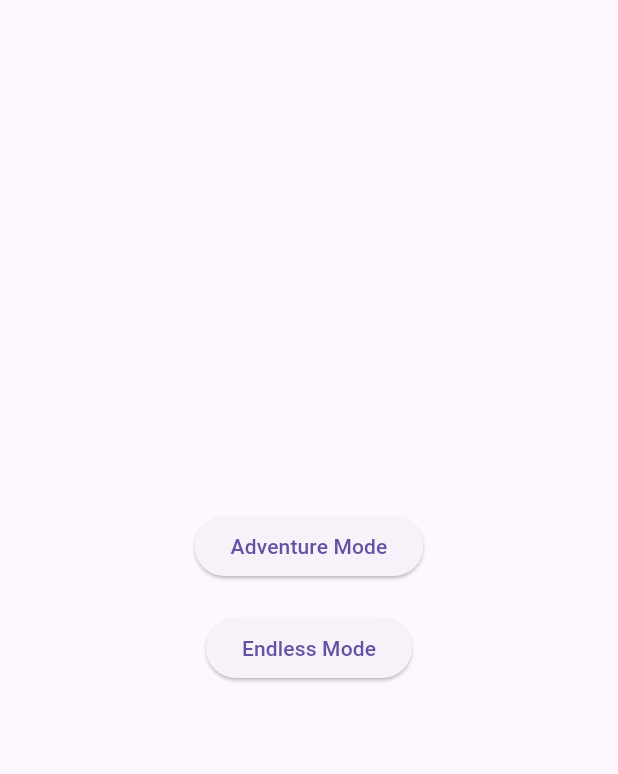
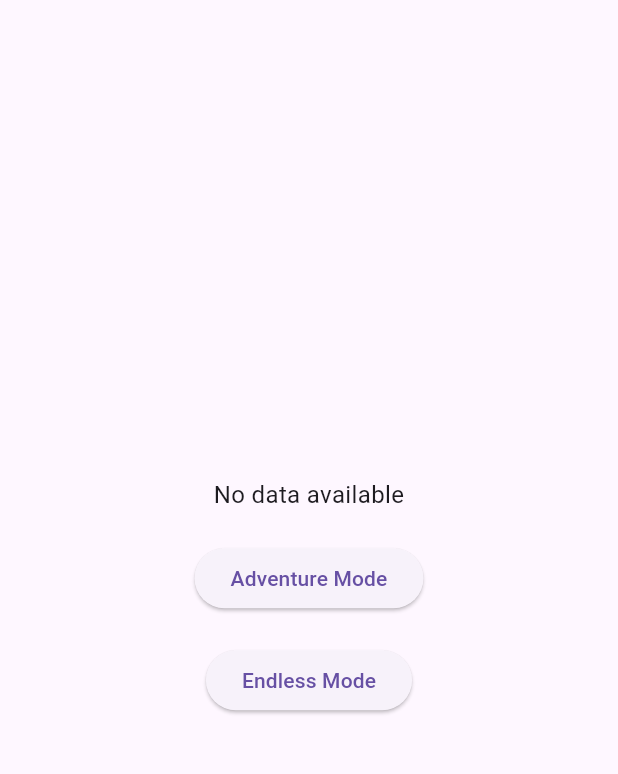
Before and after one commit to RafiDevari/DyslexiAI, a Flutter app: the screen it shows after launch, after a tap on "SusunKata", on a phone screen of 412 x 824 dp, the part 63-837 px from its top. Run offline on Flutter 3.47's test engine with Material 3 defaults, Android fonts, the phone set to English and light mode, and no system bars; our stand-ins replace flutter_tts, permission_handler, shared_preferences, speech_to_text.

Commit message:
SUPER GPT go 8.6 (tes klok salah hurufnya disimpan ke data user huruf apa yg salah)

```diff
--- a/lib/susunkata/modePermainan/modeAdventure.dart
+++ b/lib/susunkata/modePermainan/modeAdventure.dart
@@ -2,6 +2,8 @@ import 'dart:math';
 import 'package:dyslexiai/training/trainingmain.dart';
 import 'package:flutter/material.dart';
 import 'package:flutter_tts/flutter_tts.dart';
+import 'package:dyslexiai/data/user.dart';
+
 
 class Susunkata extends StatefulWidget {
   final String correctWord;  // Add a constructor parameter
@@ -72,7 +74,7 @@ class _SusunState extends State<Susunkata> {
 
   int lives = 3; // Initial number of hearts
 
-  void checkWord() {
+  Future<void> checkWord() async {
     String word = blocks.map((block) => block?.split('-')[1] ?? '').join();
     List<bool> newCorrectPositions = List.generate(correctWord.length, (index) => false);
     String currentMispelledDetails = '';
@@ -82,6 +84,7 @@ class _SusunState extends State<Susunkata> {
         newCorrectPositions[i] = true;
       } else {
         String wrongLetter = blocks[i]?.split('-')[1] ?? '';
+        await GameData.updateMisspelledLetters({wrongLetter: 1});
         if (wrongLetter.isNotEmpty) {
           currentMispelledDetails += 'Mispelled $wrongLetter to ${correctWord[i]}\n';
           wrongLetterCounts[wrongLetter] = (wrongLetterCounts[wrongLetter] ?? 0) + 1;
--- a/lib/susunkata/modePermainan/modeEndless.dart
+++ b/lib/susunkata/modePermainan/modeEndless.dart
@@ -3,6 +3,8 @@ import 'package:dyslexiai/training/trainingmain.dart';
 import 'package:flutter/material.dart';
 import 'package:flutter_tts/flutter_tts.dart';
 import 'package:dyslexiai/data/susunKataEndlessData.dart';
+import 'package:dyslexiai/data/user.dart';
+
 
 class modeEndless extends StatefulWidget {
   final int health;// Add a constructor parameter
@@ -72,7 +74,7 @@ class _SusunState extends State<modeEndless> {
 
    // Initial number of hearts
 
-  void checkWord() {
+  Future<void> checkWord() async {
     String word = blocks.map((block) => block?.split('-')[1] ?? '').join();
     List<bool> newCorrectPositions = List.generate(correctWord.length, (index) => false);
     String currentMispelledDetails = '';
@@ -82,6 +84,7 @@ class _SusunState extends State<modeEndless> {
         newCorrectPositions[i] = true;
       } else {
         String wrongLetter = blocks[i]?.split('-')[1] ?? '';
+        await GameData.updateMisspelledLetters({wrongLetter: 1});
         if (wrongLetter.isNotEmpty) {
           currentMispelledDetails += '\nMispelled ${correctWord[i] } to $wrongLetter';
           wrongLetterCounts[wrongLetter] = (wrongLetterCounts[wrongLetter] ?? 0) + 1;
--- a/lib/susunkata/modeSelector.dart
+++ b/lib/susunkata/modeSelector.dart
@@ -1,8 +1,33 @@
+import 'package:flutter/material.dart';
 import 'package:dyslexiai/susunkata/levelSelector.dart';
-import 'package:flutter/material.dart';
 import 'package:dyslexiai/susunkata/modePermainan/modeEndless.dart';
 
-class Susunkatalobi extends StatelessWidget {
+import '../data/user.dart';
+
+class Susunkatalobi extends StatefulWidget {
+  @override
+  _SusunkatalobiState createState() => _SusunkatalobiState();
+}
+
+class _SusunkatalobiState extends State<Susunkatalobi> {
+  String misspelledData = "Loading...";  // Initial loading text
+
+  @override
+  void initState() {
+    super.initState();
+    _loadMisspelledData();  // Automatically load data when the widget is created
+  }
+
+  // Function to load misspelled data and update the UI
+  Future<void> _loadMisspelledData() async {
+    Map<String, int> loadedMisspelled = await GameData.loadMisspelledLetters();
+    setState(() {
+      misspelledData = loadedMisspelled.isNotEmpty
+          ? loadedMisspelled.toString()
+          : "No data available";
+    });
+  }
+
   @override
   Widget build(BuildContext context) {
     return Scaffold(
@@ -13,6 +38,14 @@ class Susunkatalobi extends StatelessWidget {
         child: Column(
           mainAxisAlignment: MainAxisAlignment.center,
           children: [
+            Text(
+              misspelledData,  // Automatically display loaded data
+              textAlign: TextAlign.center,
+              style: TextStyle(fontSize: 16),
+            ),
+
+            SizedBox(height: 20),
+
             ElevatedButton(
               onPressed: () {
                 Navigator.push(
@@ -27,11 +60,10 @@ class Susunkatalobi extends StatelessWidget {
 
             ElevatedButton(
               onPressed: () {
-                // Define the action for the second button
                 Navigator.push(
                   context,
                   MaterialPageRoute(
-                    builder: (context) => modeEndless(health: 3,score: 0,),
+                    builder: (context) => modeEndless(health: 3, score: 0),
                   ),
                 );
               },
```
Also changed, not shown: lib/data/user.dart (+18 -33 lines).
